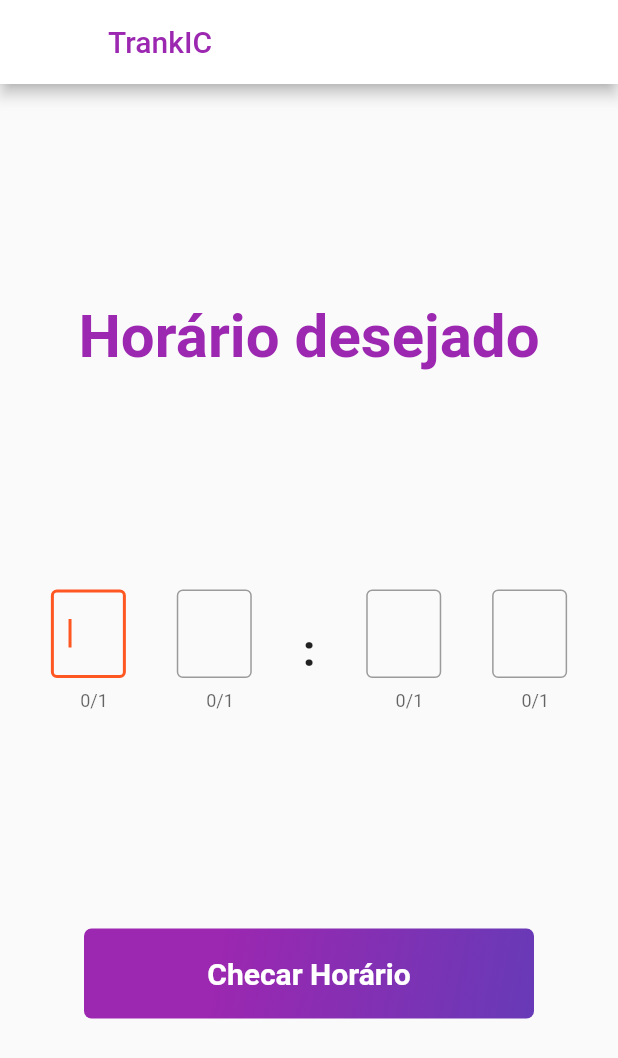
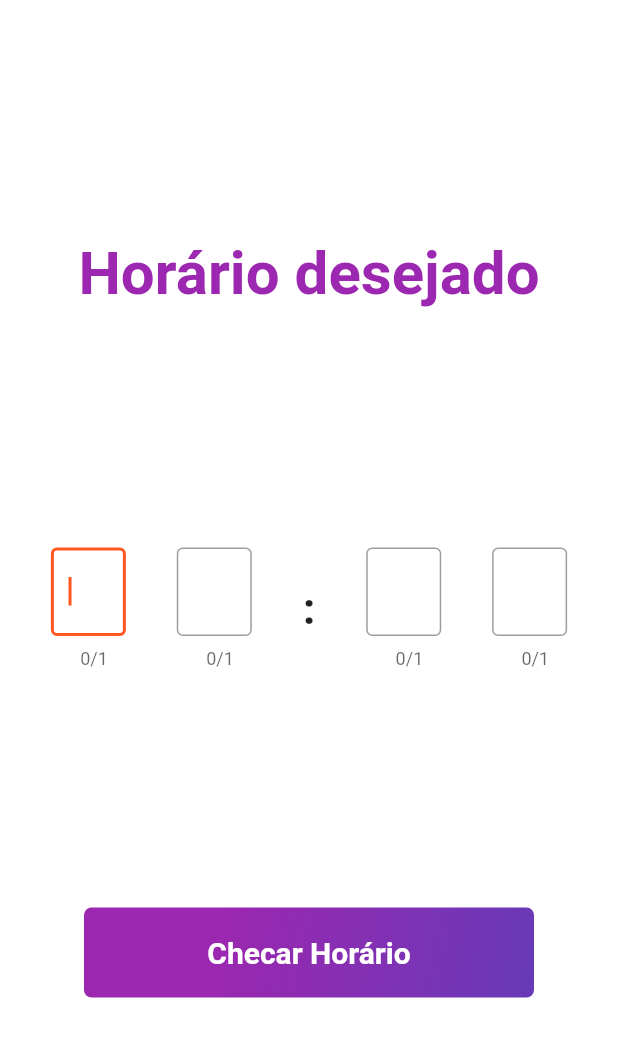
Before and after one commit to filhaDeHades/TrankIC, a Flutter app: the AgendarPage widget shown alone on an empty page, opened directly, on a phone screen of 412 x 824 dp. Shown: the top 1058 px of the screen. Run offline on Flutter 3.47's test engine with Material 2 defaults, Android fonts, the phone set to English and light mode, and no system bars.

Commit message:
Código agendar funcionando

```diff
--- a/lib/pages/agendar.page.dart
+++ b/lib/pages/agendar.page.dart
@@ -27,15 +27,9 @@ class AgendarPageState extends State<AgendarPage> {
 
   @override
   Widget build(BuildContext context){
-    return Scaffold(
-      appBar: AppBar(
-        backgroundColor: Colors.white,
-        title:Text(
-          "TrankIC",
-          style: TextStyle(color:Colors.purple,),
-        ),
-      ),
-      body:Center(
+    return Container(
+      color: Colors.white,
+      child: Center(
         child: Column(
           mainAxisAlignment:MainAxisAlignment.spaceEvenly,
 
```
